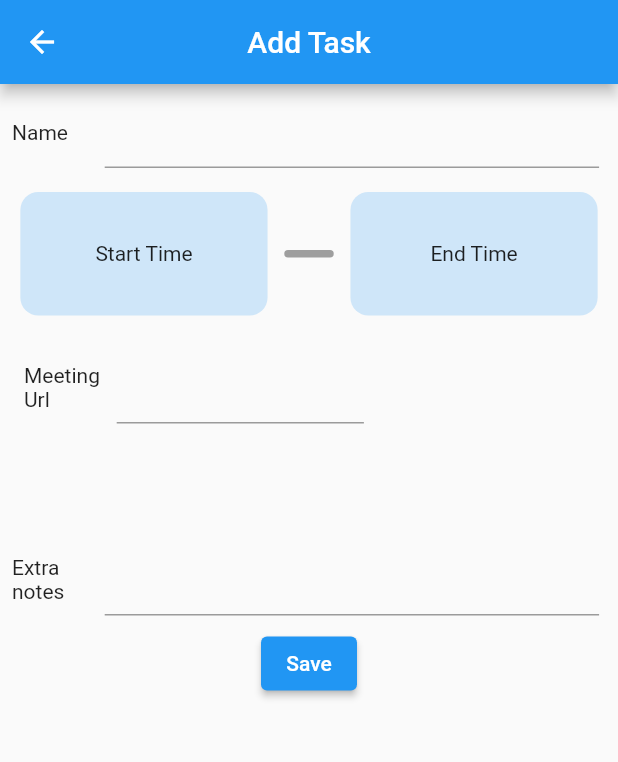
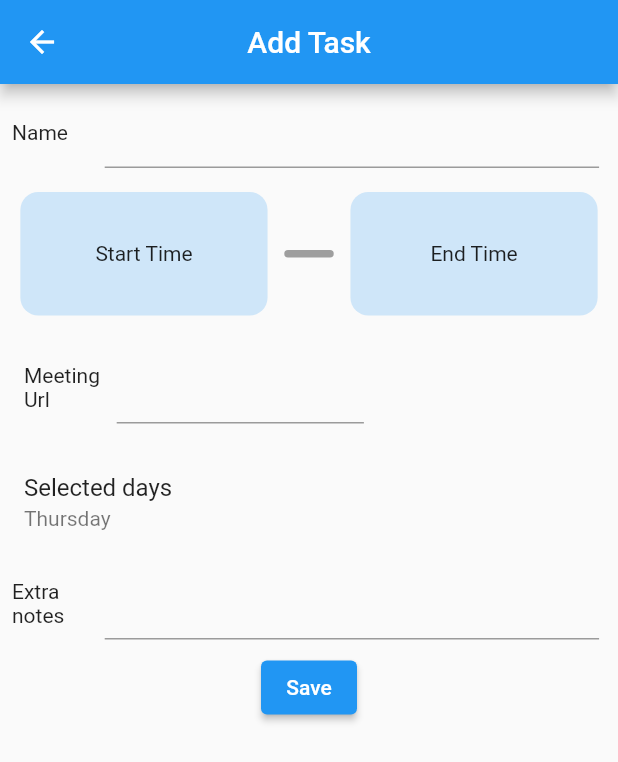
Before and after one commit to kwe-k-u/where_and_when, a Flutter app: the AddClassScreen screen opened directly, on a phone screen of 412 x 824 dp. Shown: the top 762 px of the screen. Run offline on Flutter 3.47's test engine with Material 2 defaults, Android fonts, the phone set to English and light mode, and no system bars; our stand-ins replace firebase_auth, firebase_core, firebase_database, flutter_dotenv, google_sign_in, shared_preferences; missing offline and left inert: day_night_time_picker; accounts and stored records are empty.

Commit message:
Added custom day occurance selector

```diff
--- a/lib/ui/screens/add_class_screen/widgets/occurrence_selection_widget.dart
+++ b/lib/ui/screens/add_class_screen/widgets/occurrence_selection_widget.dart
@@ -20,6 +20,7 @@ class OccurrenceSelectionWidget extends StatefulWidget {
 class _OccurrenceSelectionWidgetState extends State<OccurrenceSelectionWidget> {
 
   List<int> _selectedIndexes = [];
+  List<String> days = ["Monday", "Tuesday", "Wednesday", "Thursday", "Friday", "Saturday", "Sunday"];
 
 
   @override
@@ -28,20 +29,53 @@ class _OccurrenceSelectionWidgetState extends State<OccurrenceSelectionWidget> {
     _selectedIndexes = widget.initial;
   }
 
+
+
+  List<ChoiceChip> _genOptions(){
+    List<ChoiceChip> widgets = [];
+    for (int index = 0; index < days.length; index++){
+      widgets.add(ChoiceChip(
+          label: Text(days[index]),
+          selected: _selectedIndexes.contains(index),
+        selectedColor: Colors.blue,
+        onSelected: (selected){
+              Set<int> set = _selectedIndexes.toSet();
+              if (selected){ // add day to selected indexes
+                set.add(index);
+              } else { // remove day from selected indexes
+                set.remove(index);
+              }
+              setState(() {
+                _selectedIndexes = set.toList();
+              });
+
+            print(_selectedIndexes);
+        },
+      ));
+    }
+
+    return widgets;
+  }
+
+
+
   @override
   Widget build(BuildContext context) {
-
     return ListTile(
-      onTap: (){
+      title: Text("Selected days"),
+      subtitle: Text(_displayDays()),
+      onTap: () {
         showModalBottomSheet(
-          context: context,
-          builder: (context)  {
-            return Container(child: Text("test"),);
-          }
+            context: context,
+            builder: (context) {
+              bool _mon = false;
+              return Wrap(
+                children: _genOptions(),
+              );
+            }
         );
       },
     );
-
 
 
     // return SmartSelect<int?>.multiple(
@@ -76,14 +110,14 @@ class _OccurrenceSelectionWidgetState extends State<OccurrenceSelectionWidget> {
     // );
   }
 
-  // String _displayDays(S2MultiSelected<int?>? selected) {
-  //   String text = "None selected";
-  //
-  //   if (selected!= null && selected.value != null){
-  //     List<int?> values = selected.value!;
-  //
-  //   }
-  //
-  //   return selected.toString();
-  // }
+  String _displayDays() {
+    if (_selectedIndexes.isEmpty){
+      return "None selected";
+    }
+    String text = "";
+    _selectedIndexes.forEach((element) {text += "${days[element]} ";});
+
+
+    return text.trim();
+  }
 }
--- a/lib/utils/helpers/database.dart
+++ b/lib/utils/helpers/database.dart
@@ -35,9 +35,10 @@ Future<List<Event>> getEvents(User user) async{
   List<Event> events = [];
   FirebaseDatabase database = FirebaseDatabase.instance;
 
-  DataSnapshot data = await database.ref().child("${user.uid}/events").orderByChild(START_TIME_COLUMN).get();
+  DataSnapshot data = await database.ref().child("${user.uid}/events").get();
+
   if (data.exists){
-    Map<String, dynamic> map = Map.from(data as Map<dynamic,dynamic>);
+    Map<String, dynamic> map = Map.from(data.value as Map<dynamic,dynamic>);
     map.forEach((key, value) {
       value[EVENT_REFERENCE] = key;
       events.add(
--- a/pubspec.yaml
+++ b/pubspec.yaml
@@ -15,7 +15,7 @@ publish_to: 'none' # Remove this line if you wish to publish to pub.dev
 # In iOS, build-name is used as CFBundleShortVersionString while build-number used as CFBundleVersion.
 # Read more about iOS versioning at
 # https://developer.apple.com/library/archive/documentation/General/Reference/InfoPlistKeyReference/Articles/CoreFoundationKeys.html
-version: 1.4.1+1
+version: 1.5.0
 
 environment:
   sdk: ">=2.12.0 <3.0.0"
```
